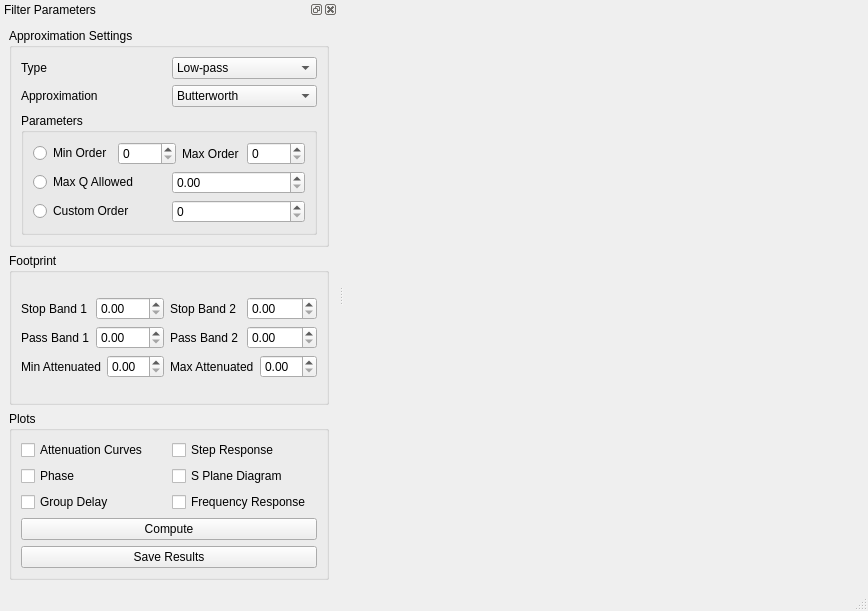
Above: FilterTool/FilterTool/resources/FilterToolDesign.ui from tc-grupo-4/TP04 before the change. Below: the same form after it.
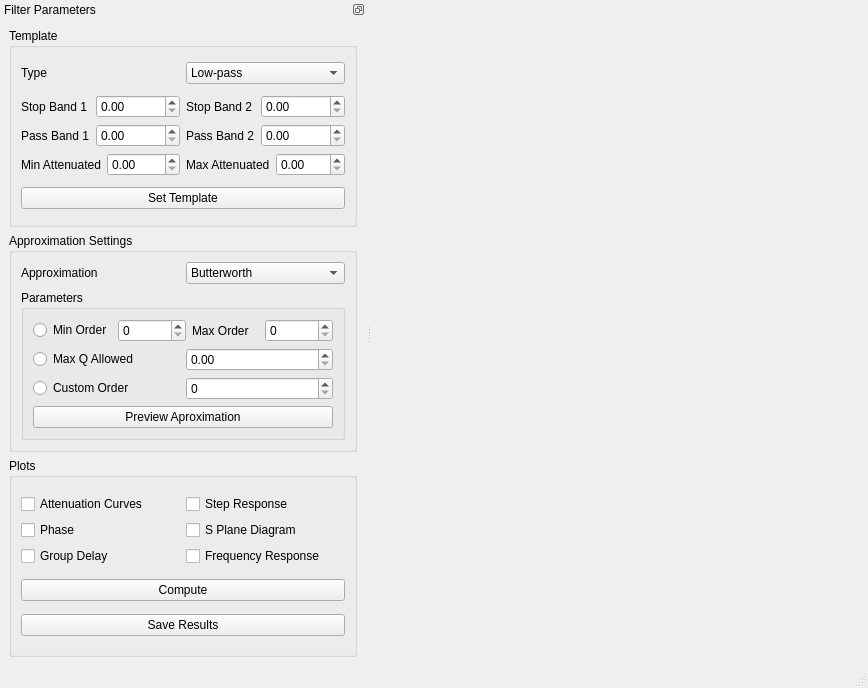
That is the form after the change.

```diff
--- a/FilterTool/FilterTool/resources/FilterToolDesign.ui
+++ b/FilterTool/FilterTool/resources/FilterToolDesign.ui
@@ -10,7 +10,7 @@
     <x>0</x>
     <y>0</y>
     <width>868</width>
-    <height>611</height>
+    <height>688</height>
    </rect>
   </property>
   <property name="sizePolicy">
@@ -45,6 +45,9 @@
   </widget>
   <widget class="QStatusBar" name="statusbar"/>
   <widget class="QDockWidget" name="dockWidget">
+   <property name="features">
+    <set>QDockWidget::DockWidgetFloatable|QDockWidget::DockWidgetMovable</set>
+   </property>
    <property name="windowTitle">
     <string>Filter Parameters</string>
    </property>
@@ -55,6 +58,178 @@
     <layout class="QGridLayout" name="gridLayout_5">
      <item row="0" column="0">
       <layout class="QVBoxLayout" name="verticalLayout">
+       <item>
+        <widget class="QGroupBox" name="groupBox">
+         <property name="title">
+          <string>Template</string>
+         </property>
+         <layout class="QGridLayout" name="gridLayout_7">
+          <item row="1" column="1">
+           <layout class="QGridLayout" name="gridLayout_11">
+            <item row="0" column="0">
+             <layout class="QHBoxLayout" name="horizontalLayout_6">
+              <item>
+               <widget class="QLabel" name="label_5">
+                <property name="text">
+                 <string>Stop Band 1</string>
+                </property>
+               </widget>
+              </item>
+              <item>
+               <widget class="QDoubleSpinBox" name="stopBand1DoubleSpinBox">
+                <property name="maximum">
+                 <double>99999999999.000000000000000</double>
+                </property>
+                <property name="singleStep">
+                 <double>0.010000000000000</double>
+                </property>
+               </widget>
+              </item>
+             </layout>
+            </item>
+            <item row="0" column="1">
+             <layout class="QHBoxLayout" name="stopBand2_horizontalLayout">
+              <item>
+               <widget class="QLabel" name="stopBand2_label">
+                <property name="text">
+                 <string>Stop Band 2</string>
+                </property>
+               </widget>
+              </item>
+              <item>
+               <widget class="QDoubleSpinBox" name="stopBand2DoubleSpinBox">
+                <property name="maximum">
+                 <double>99999999999.000000000000000</double>
+                </property>
+                <property name="singleStep">
+                 <double>0.010000000000000</double>
+                </property>
+               </widget>
+              </item>
+             </layout>
+            </item>
+            <item row="1" column="0">
+             <layout class="QHBoxLayout" name="horizontalLayout_3">
+              <item>
+               <widget class="QLabel" name="label_2">
+                <property name="text">
+                 <string>Pass Band 1</string>
+                </property>
+               </widget>
+              </item>
+              <item>
+               <widget class="QDoubleSpinBox" name="passBand1DoubleSpinBox">
+                <property name="maximum">
+                 <double>99999999999.000000000000000</double>
+                </property>
+                <property name="singleStep">
+                 <double>0.010000000000000</double>
+                </property>
+               </widget>
+              </item>
+             </layout>
+            </item>
+            <item row="1" column="1">
+             <layout class="QHBoxLayout" name="passBand2_horizontalLayout">
+              <item>
+               <widget class="QLabel" name="passBand2_label">
+                <property name="text">
+                 <string>Pass Band 2</string>
+                </property>
+               </widget>
+              </item>
+              <item>
+               <widget class="QDoubleSpinBox" name="passBand2DoubleSpinBox">
+                <property name="maximum">
+                 <double>99999999999.000000000000000</double>
+                </property>
+                <property name="singleStep">
+                 <double>0.010000000000000</double>
+                </property>
+               </widget>
+              </item>
+             </layout>
+            </item>
+            <item row="2" column="0">
+             <layout class="QHBoxLayout" name="horizontalLayout_2">
+              <item>
+               <widget class="QLabel" name="label">
+                <property name="text">
+                 <string>Min Attenuated</string>
+                </property>
+               </widget>
+              </item>
+              <item>
+               <widget class="QDoubleSpinBox" name="minAttnDoubleSpinBox"/>
+              </item>
+             </layout>
+            </item>
+            <item row="2" column="1">
+             <layout class="QHBoxLayout" name="horizontalLayout_4">
+              <item>
+               <widget class="QLabel" name="label_3">
+                <property name="text">
+                 <string>Max Attenuated</string>
+                </property>
+               </widget>
+              </item>
+              <item>
+               <widget class="QDoubleSpinBox" name="maxAttnDoubleSpinBox"/>
+              </item>
+             </layout>
+            </item>
+           </layout>
+          </item>
+          <item row="2" column="1">
+           <widget class="QPushButton" name="setTemplateButton">
+            <property name="text">
+             <string>Set Template</string>
+            </property>
+           </widget>
+          </item>
+          <item row="0" column="1">
+           <layout class="QHBoxLayout" name="horizontalLayout_14">
+            <item>
+             <widget class="QLabel" name="label_13">
+              <property name="text">
+               <string>Type</string>
+              </property>
+             </widget>
+            </item>
+            <item>
+             <widget class="QComboBox" name="filterTypeComboBox">
+              <item>
+               <property name="text">
+                <string>Low-pass</string>
+               </property>
+              </item>
+              <item>
+               <property name="text">
+                <string>High-pass</string>
+               </property>
+              </item>
+              <item>
+               <property name="text">
+                <string>Band-pass</string>
+               </property>
+              </item>
+              <item>
+               <property name="text">
+                <string>Band-reject</string>
+               </property>
+              </item>
+              <item>
+               <property name="text">
+                <string>All-pass</string>
+               </property>
+              </item>
+             </widget>
+            </item>
+           </layout>
+          </item>
+         </layout>
+        </widget>
+       </item>
        <item>
         <widget class="QGroupBox" name="groupBox_2">
          <property name="title">
@@ -119,49 +294,16 @@
                </item>
               </layout>
              </item>
+             <item row="3" column="0">
+              <widget class="QPushButton" name="previewApproxButton">
+               <property name="text">
+                <string>Preview Aproximation</string>
+               </property>
+              </widget>
+             </item>
             </layout>
            </widget>
           </item>
-          <item row="0" column="0">
-           <layout class="QHBoxLayout" name="horizontalLayout_14">
-            <item>
-             <widget class="QLabel" name="label_13">
-              <property name="text">
-               <string>Type</string>
-              </property>
-             </widget>
-            </item>
-            <item>
-             <widget class="QComboBox" name="filterTypeComboBox">
-              <item>
-               <property name="text">
-                <string>Low-pass</string>
-               </property>
-              </item>
-              <item>
-               <property name="text">
-                <string>High-pass</string>
-               </property>
-              </item>
-              <item>
-               <property name="text">
-                <string>Band-pass</string>
-               </property>
-              </item>
-              <item>
-               <property name="text">
-                <string>Band-reject</string>
-               </property>
-              </item>
-              <item>
-               <property name="text">
-                <string>All-pass</string>
-               </property>
-              </item>
-             </widget>
-            </item>
-           </layout>
-          </item>
           <item row="1" column="0">
            <layout class="QHBoxLayout" name="horizontalLayout_16">
             <item>
@@ -215,103 +357,6 @@
          </layout>
         </widget>
        </item>
-       <item>
-        <widget class="QGroupBox" name="groupBox">
-         <property name="title">
-          <string>Footprint</string>
-         </property>
-         <layout class="QGridLayout" name="gridLayout_7">
-          <item row="1" column="1">
-           <layout class="QGridLayout" name="gridLayout_11">
-            <item row="0" column="0">
-             <layout class="QHBoxLayout" name="horizontalLayout_6">
-              <item>
-               <widget class="QLabel" name="label_5">
-                <property name="text">
-                 <string>Stop Band 1</string>
-                </property>
-               </widget>
-              </item>
-              <item>
-               <widget class="QDoubleSpinBox" name="stopBand1DoubleSpinBox"/>
-              </item>
-             </layout>
-            </item>
-            <item row="0" column="1">
-             <layout class="QHBoxLayout" name="horizontalLayout_5">
-              <item>
-               <widget class="QLabel" name="label_4">
-                <property name="text">
-                 <string>Stop Band 2</string>
-                </property>
-               </widget>
-              </item>
-              <item>
-               <widget class="QDoubleSpinBox" name="stopBand2DoubleSpinBox"/>
-              </item>
-             </layout>
-            </item>
-            <item row="1" column="0">
-             <layout class="QHBoxLayout" name="horizontalLayout_3">
-              <item>
-               <widget class="QLabel" name="label_2">
-                <property name="text">
-                 <string>Pass Band 1</string>
-                </property>
-               </widget>
-              </item>
-              <item>
-               <widget class="QDoubleSpinBox" name="passBand1DoubleSpinBox"/>
-              </item>
-             </layout>
-            </item>
-            <item row="1" column="1">
-             <layout class="QHBoxLayout" name="horizontalLayout_7">
-              <item>
-               <widget class="QLabel" name="label_6">
-                <property name="text">
-                 <string>Pass Band 2</string>
-                </property>
-               </widget>
-              </item>
-              <item>
-               <widget class="QDoubleSpinBox" name="passBand2DoubleSpinBox"/>
-              </item>
-             </layout>
-            </item>
-            <item row="2" column="0">
-             <layout class="QHBoxLayout" name="horizontalLayout_2">
-              <item>
-               <widget class="QLabel" name="label">
-                <property name="text">
-                 <string>Min Attenuated</string>
-                </property>
-               </widget>
-              </item>
-              <item>
-               <widget class="QDoubleSpinBox" name="minAttnDoubleSpinBox"/>
-              </item>
-             </layout>
-            </item>
-            <item row="2" column="1">
-             <layout class="QHBoxLayout" name="horizontalLayout_4">
-              <item>
-               <widget class="QLabel" name="label_3">
-                <property name="text">
-                 <string>Max Attenuated</string>
-                </property>
-               </widget>
-              </item>
-              <item>
-               <widget class="QDoubleSpinBox" name="maxAttnDoubleSpinBox"/>
-              </item>
-             </layout>
-            </item>
-           </layout>
-          </item>
-         </layout>
-        </widget>
-       </item>
        <item>
         <widget class="QGroupBox" name="groupBox_4">
          <property name="title">
```
Left out of the diff: 37 changed lines with no effect on the pictures.
